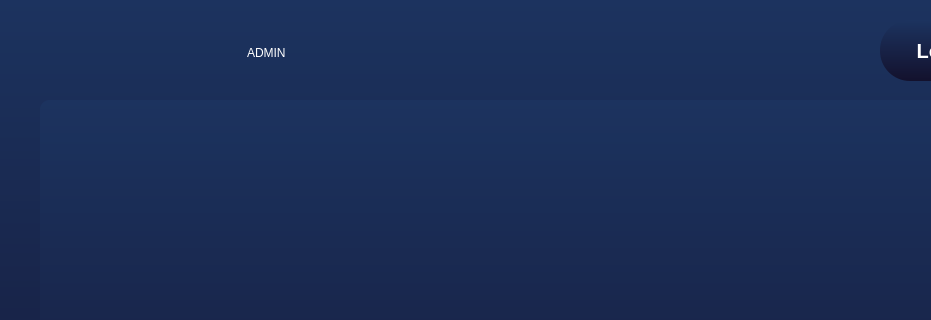
First picture: the form in Qt/adminpage.ui, repository KerollosRady/University-mangament-system, before the edit; both pictures show x 230 to 1161 and y 0 to 320 of the 1280 by 720 pixel window.
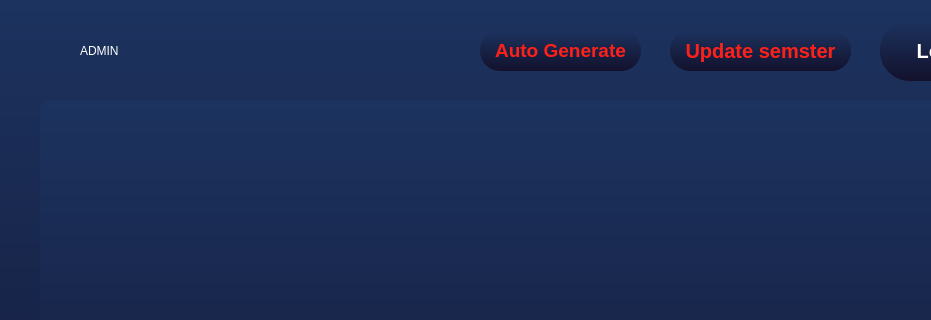
Second picture: the form after the edit.

What changed in the file:
```diff
--- a/Qt/adminpage.ui
+++ b/Qt/adminpage.ui
@@ -259,8 +259,8 @@
   <widget class="QLabel" name="name">
    <property name="geometry">
     <rect>
-     <x>477</x>
-     <y>32</y>
+     <x>310</x>
+     <y>30</y>
      <width>201</width>
      <height>41</height>
     </rect>
@@ -348,6 +348,78 @@
     <string>Register Time</string>
    </property>
   </widget>
+  <widget class="QPushButton" name="auto_generate">
+   <property name="geometry">
+    <rect>
+     <x>710</x>
+     <y>30</y>
+     <width>161</width>
+     <height>41</height>
+    </rect>
+   </property>
+   <property name="cursor">
+    <cursorShape>PointingHandCursor</cursorShape>
+   </property>
+   <property name="styleSheet">
+    <string notr="true">    font-weight: 600;
+	font-size:19px;
+    border-radius: 20px;
+    color: rgb(255, 33, 25);
+background: qlineargradient(x1:0, y1:0, x2:0, y2:1, stop:0 #1c335f, stop:1 #13112d);
+</string>
+   </property>
+   <property name="text">
+    <string>Auto Generate</string>
+   </property>
+  </widget>
+  <widget class="QPushButton" name="save">
+   <property name="geometry">
+    <rect>
+     <x>920</x>
+     <y>30</y>
+     <width>161</width>
+     <height>41</height>
+    </rect>
+   </property>
+   <property name="cursor">
+    <cursorShape>PointingHandCursor</cursorShape>
+   </property>
+   <property name="styleSheet">
+    <string notr="true">    font-weight: 600;
+	font-size:20px;
+    border-radius: 20px;
+    color: rgb(255, 33, 25);
+background: qlineargradient(x1:0, y1:0, x2:0, y2:1, stop:0 #1c335f, stop:1 #13112d);
+</string>
+   </property>
+   <property name="text">
+    <string>Save</string>
+   </property>
+  </widget>
+  <widget class="QPushButton" name="updateSem">
+   <property name="geometry">
+    <rect>
+     <x>900</x>
+     <y>30</y>
+     <width>181</width>
+     <height>41</height>
+    </rect>
+   </property>
+   <property name="cursor">
+    <cursorShape>PointingHandCursor</cursorShape>
+   </property>
+   <property name="styleSheet">
+    <string notr="true">    font-weight: 600;
+	font-size:20px;
+    border-radius: 20px;
+    color: rgb(255, 33, 25);
+background: qlineargradient(x1:0, y1:0, x2:0, y2:1, stop:0 #1c335f, stop:1 #13112d);
+</string>
+   </property>
+   <property name="text">
+    <string>Update semster</string>
+   </property>
+  </widget>
   <zorder>listView</zorder>
   <zorder>scrollArea</zorder>
   <zorder>ViewCourse</zorder>
```
Left out of the diff: 3 changed lines with no effect on the pictures.
